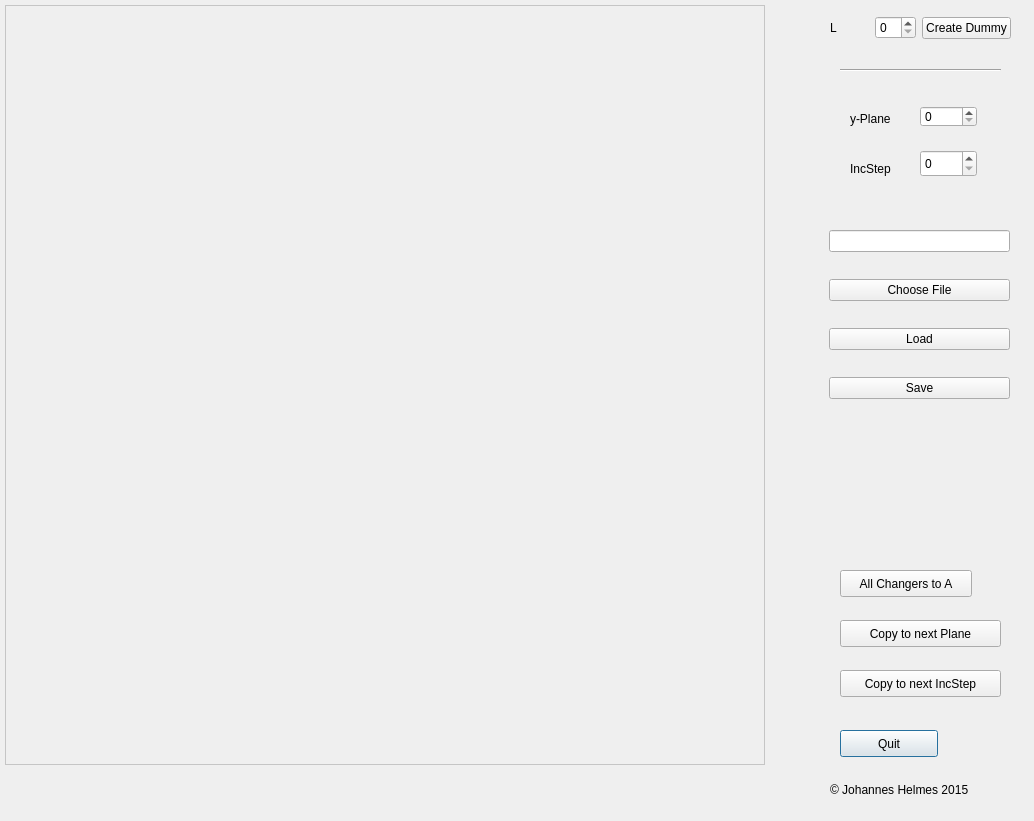
First picture: the form in incmaker/IncMakerTC3D.ui, repository JohannesHelmes/toric_code_3D_ALPS, before the edit.
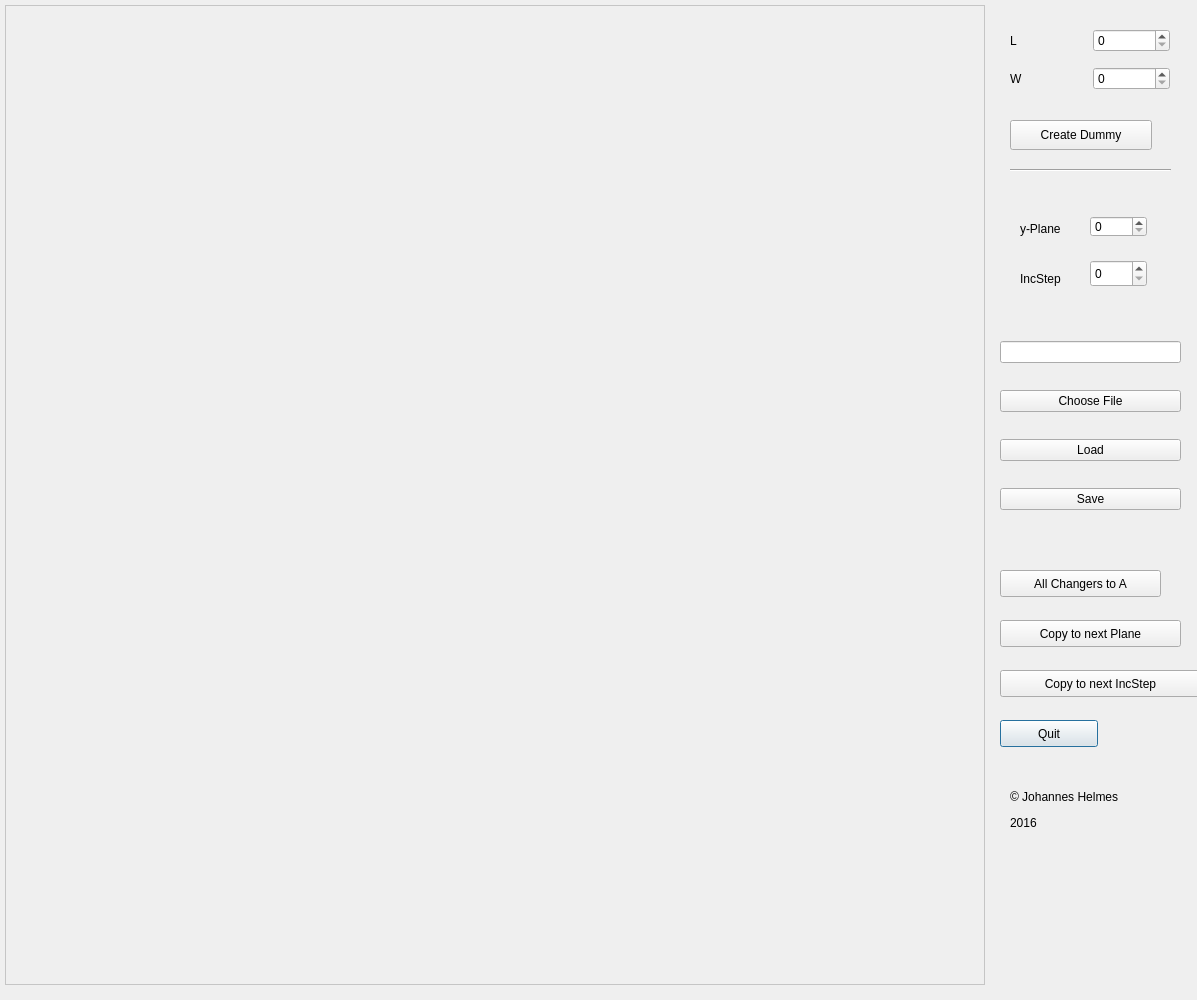
Second picture: the form after the edit.

The edit to the form file:
```diff
--- a/incmaker/IncMakerTC3D.ui
+++ b/incmaker/IncMakerTC3D.ui
@@ -6,8 +6,8 @@
    <rect>
     <x>0</x>
     <y>0</y>
-    <width>1034</width>
-    <height>821</height>
+    <width>1197</width>
+    <height>1000</height>
    </rect>
   </property>
   <property name="windowTitle">
@@ -16,8 +16,8 @@
   <widget class="Line" name="line">
    <property name="geometry">
     <rect>
-     <x>840</x>
-     <y>60</y>
+     <x>1010</x>
+     <y>160</y>
      <width>161</width>
      <height>20</height>
     </rect>
@@ -29,8 +29,8 @@
   <widget class="QPushButton" name="Quit">
    <property name="geometry">
     <rect>
-     <x>840</x>
-     <y>730</y>
+     <x>1000</x>
+     <y>720</y>
      <width>98</width>
      <height>27</height>
     </rect>
@@ -44,8 +44,8 @@
     <rect>
      <x>5</x>
      <y>5</y>
-     <width>760</width>
-     <height>760</height>
+     <width>980</width>
+     <height>980</height>
     </rect>
    </property>
    <property name="palette">
@@ -476,51 +476,22 @@
   <widget class="QLabel" name="label_2">
    <property name="geometry">
     <rect>
-     <x>830</x>
-     <y>780</y>
-     <width>201</width>
-     <height>20</height>
+     <x>1010</x>
+     <y>770</y>
+     <width>161</width>
+     <height>81</height>
     </rect>
    </property>
    <property name="text">
-    <string>&lt;html&gt;&lt;head/&gt;&lt;body&gt;&lt;p&gt;© Johannes Helmes 2015&lt;/p&gt;&lt;/body&gt;&lt;/html&gt;</string>
+    <string>&lt;html&gt;&lt;head/&gt;&lt;body&gt;&lt;p&gt;© Johannes Helmes &lt;/p&gt;&lt;p&gt;2016&lt;/p&gt;&lt;/body&gt;&lt;/html&gt;</string>
    </property>
   </widget>
-  <widget class="QWidget" name="layoutWidget">
-   <property name="geometry">
-    <rect>
-     <x>830</x>
-     <y>10</y>
-     <width>181</width>
-     <height>36</height>
-    </rect>
-   </property>
-   <layout class="QHBoxLayout" name="horizontalLayout">
-    <item>
-     <widget class="QLabel" name="label">
-      <property name="text">
-       <string>L</string>
-      </property>
-     </widget>
-    </item>
-    <item>
-     <widget class="QSpinBox" name="LValue"/>
-    </item>
-    <item>
-     <widget class="QPushButton" name="Create">
-      <property name="text">
-       <string>Create Dummy</string>
-      </property>
-     </widget>
-    </item>
-   </layout>
-  </widget>
   <widget class="QPushButton" name="Change21">
    <property name="geometry">
     <rect>
-     <x>840</x>
+     <x>1000</x>
      <y>570</y>
-     <width>132</width>
+     <width>161</width>
      <height>27</height>
     </rect>
    </property>
@@ -531,8 +502,8 @@
   <widget class="QSpinBox" name="PlaneNo">
    <property name="geometry">
     <rect>
-     <x>920</x>
-     <y>106</y>
+     <x>1090</x>
+     <y>216</y>
      <width>57</width>
      <height>21</height>
     </rect>
@@ -541,8 +512,8 @@
   <widget class="QSpinBox" name="IncStepNo">
    <property name="geometry">
     <rect>
-     <x>920</x>
-     <y>150</y>
+     <x>1090</x>
+     <y>260</y>
      <width>57</width>
      <height>27</height>
     </rect>
@@ -551,8 +522,8 @@
   <widget class="QLabel" name="label_3">
    <property name="geometry">
     <rect>
-     <x>850</x>
-     <y>110</y>
+     <x>1020</x>
+     <y>220</y>
      <width>64</width>
      <height>17</height>
     </rect>
@@ -564,8 +535,8 @@
   <widget class="QLabel" name="label_4">
    <property name="geometry">
     <rect>
-     <x>850</x>
-     <y>160</y>
+     <x>1020</x>
+     <y>270</y>
      <width>64</width>
      <height>17</height>
     </rect>
@@ -577,9 +548,9 @@
   <widget class="QPushButton" name="CopyPlane">
    <property name="geometry">
     <rect>
-     <x>840</x>
+     <x>1000</x>
      <y>620</y>
-     <width>161</width>
+     <width>181</width>
      <height>27</height>
     </rect>
    </property>
@@ -590,9 +561,9 @@
   <widget class="QPushButton" name="CopyIncStep">
    <property name="geometry">
     <rect>
-     <x>840</x>
+     <x>1000</x>
      <y>670</y>
-     <width>161</width>
+     <width>201</width>
      <height>27</height>
     </rect>
    </property>
@@ -603,8 +574,8 @@
   <widget class="QWidget" name="verticalLayoutWidget">
    <property name="geometry">
     <rect>
-     <x>829</x>
-     <y>209</y>
+     <x>1000</x>
+     <y>320</y>
      <width>181</width>
      <height>211</height>
     </rect>
@@ -636,6 +607,51 @@
     </item>
    </layout>
   </widget>
+  <widget class="QPushButton" name="Create">
+   <property name="geometry">
+    <rect>
+     <x>1010</x>
+     <y>120</y>
+     <width>142</width>
+     <height>30</height>
+    </rect>
+   </property>
+   <property name="text">
+    <string>Create Dummy</string>
+   </property>
+  </widget>
+  <widget class="QWidget" name="gridLayoutWidget">
+   <property name="geometry">
+    <rect>
+     <x>1010</x>
+     <y>20</y>
+     <width>160</width>
+     <height>80</height>
+    </rect>
+   </property>
+   <layout class="QGridLayout" name="gridLayout">
+    <item row="0" column="1">
+     <widget class="QSpinBox" name="LValue"/>
+    </item>
+    <item row="0" column="0">
+     <widget class="QLabel" name="label">
+      <property name="text">
+       <string>L</string>
+      </property>
+     </widget>
+    </item>
+    <item row="1" column="0">
+     <widget class="QLabel" name="label_5">
+      <property name="text">
+       <string>W</string>
+      </property>
+     </widget>
+    </item>
+    <item row="1" column="1">
+     <widget class="QSpinBox" name="WValue"/>
+    </item>
+   </layout>
+  </widget>
  </widget>
  <resources/>
  <connections/>
```
